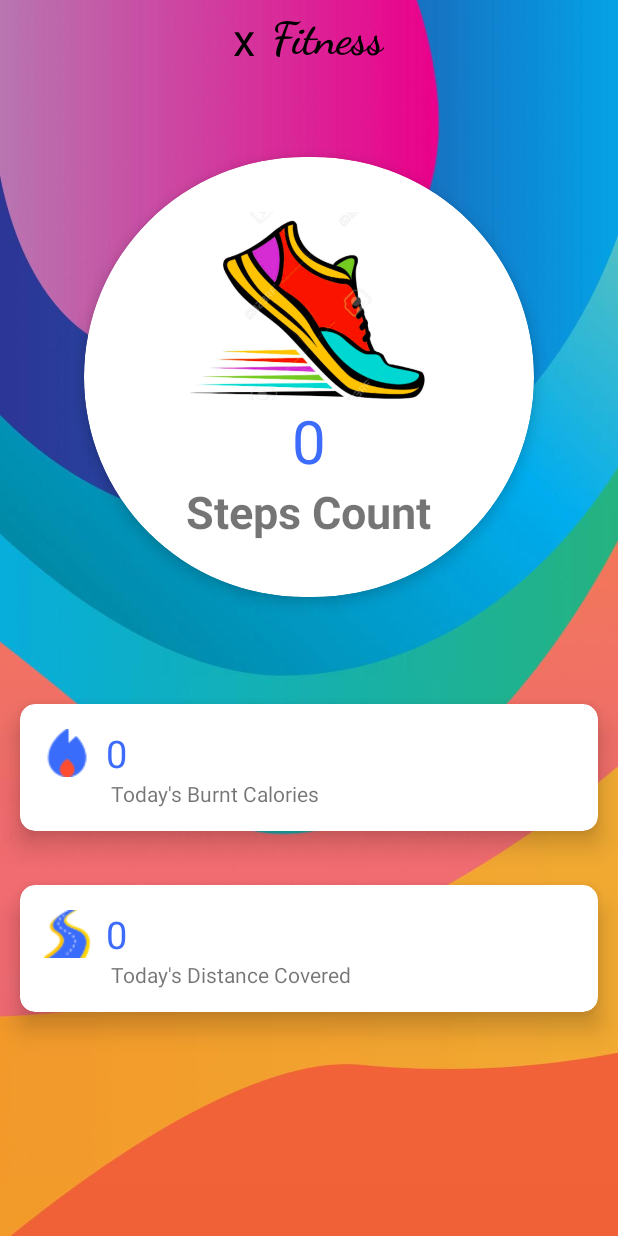
After one commit to Shridhar-Chouksey/Fitness-Tracker-App, an Android app: the layout activity_running_tracker.xml on its own in the app's theme, with its tools: preview values and no code run, on a phone screen of 412 x 824 dp. The commit adds this screen. Run offline under Robolectric (Android 15) with nearby library versions, the phone set to English and light mode, and no system bars.

Commit message:
Some changes done

```diff
--- a/app/build.gradle
+++ b/app/build.gradle
@@ -1,6 +1,9 @@
 plugins {
     id 'com.android.application'
+
 }
+apply plugin: 'kotlin-android'
+apply plugin: 'kotlin-android-extensions'
 
 android {
     compileSdkVersion 30
@@ -39,4 +42,9 @@ dependencies {
    //Adding Library
 
     implementation 'info.hoang8f:fbutton:1.0.5'
+    implementation "androidx.core:core-ktx:+"
+    implementation "org.jetbrains.kotlin:kotlin-stdlib-jdk7:$kotlin_version"
 }
+repositories {
+    mavenCentral()
+}
--- a/app/src/main/AndroidManifest.xml
+++ b/app/src/main/AndroidManifest.xml
@@ -2,15 +2,20 @@
 <manifest xmlns:android="http://schemas.android.com/apk/res/android"
     package="com.example.fitnesstrackerapp">
 
+    <uses-permission android:name="android.permission.FOREGROUND_SERVICE"/>
+
     <application
-        android:largeHeap="true"
         android:allowBackup="true"
         android:icon="@mipmap/ic_launcher"
         android:label="@string/app_name"
+        android:largeHeap="true"
         android:roundIcon="@mipmap/ic_launcher_round"
         android:supportsRtl="true"
+        android:name="com.example.fitnesstrackerapp.service.App"
+
         android:theme="@style/Theme.FitnessTrackerApp">
-        <activity android:name=".ViewExercise"></activity>
+        <activity android:name=".RunningTrackerActivity"></activity>
+        <activity android:name=".ViewExercise" />
         <activity android:name=".YogaActivity" />
         <activity android:name=".ExerciseActivity" />
         <activity android:name=".ChooseActivity" />
@@ -21,6 +26,11 @@
                 <category android:name="android.intent.category.LAUNCHER" />
             </intent-filter>
         </activity>
+
+   <service android:name="com.example.fitnesstrackerapp.service.StepDetectorService"
+                      android:label="@string/app_name"/>
+
+
     </application>
 
 </manifest>
--- a/app/src/main/java/com/example/fitnesstrackerapp/Adapter/RecyclerViewAdapter.java
+++ b/app/src/main/java/com/example/fitnesstrackerapp/Adapter/RecyclerViewAdapter.java
@@ -21,6 +21,7 @@ import java.util.List;
 
 class RecyclerViewHolder extends RecyclerView.ViewHolder implements View.OnClickListener
 {
+
 
     public ImageView image;
     public TextView text;
@@ -78,6 +79,7 @@ public class RecyclerViewAdapter extends RecyclerView.Adapter<RecyclerViewHolder
                  Intent intent=new Intent(context, ViewExercise.class);
                  intent.putExtra("image_id",exerciseList.get(position).getImage_id());
                  intent.putExtra("name",exerciseList.get(position).getName());
+                  intent.setFlags(Intent.FLAG_ACTIVITY_NEW_TASK);
                  context.startActivity(intent);
 
               }
--- a/app/src/main/java/com/example/fitnesstrackerapp/ChooseActivity.java
+++ b/app/src/main/java/com/example/fitnesstrackerapp/ChooseActivity.java
@@ -23,7 +23,7 @@ public class ChooseActivity extends AppCompatActivity {
         runningBT.setOnClickListener(new View.OnClickListener() {
             @Override
             public void onClick(View v) {
-
+                  startActivity(new Intent(ChooseActivity.this,RunningTrackerActivity.class));
 
             }
         });
--- a/app/src/main/java/com/example/fitnesstrackerapp/ExerciseActivity.java
+++ b/app/src/main/java/com/example/fitnesstrackerapp/ExerciseActivity.java
@@ -18,7 +18,7 @@ public class ExerciseActivity extends AppCompatActivity {
         setContentView(R.layout.activity_exercise);
 
         yogaPracticeBT=findViewById(R.id.yogaPracticeBT);
-        calenderBT=findViewById(R.id.calenderBT);
+//        calenderBT=findViewById(R.id.calenderBT);
 
 
         yogaPracticeBT.setOnClickListener(new View.OnClickListener() {
--- /dev/null
+++ b/app/src/main/java/com/example/fitnesstrackerapp/RunningTrackerActivity.kt
@@ -0,0 +1,30 @@
+package com.example.fitnesstrackerapp
+
+import android.content.Intent
+import android.os.Bundle
+import androidx.appcompat.app.AppCompatActivity
+import com.example.fitnesstrackerapp.helper.GeneralHelper
+import com.example.fitnesstrackerapp.service.StepDetectorService
+import kotlinx.android.synthetic.main.activity_running_tracker.*
+
+class RunningTrackerActivity : AppCompatActivity() ,stepsCallback {
+    override fun onCreate(savedInstanceState: Bundle?) {
+        super.onCreate(savedInstanceState)
+        setContentView(R.layout.activity_running_tracker)
+
+        val intent = Intent(this, StepDetectorService::class.java)
+        startService(intent)
+
+        StepDetectorService.subscribe.register(this)
+
+    }
+
+   override fun subscribeSteps(steps: Int) {
+        TV_STEPS.text = steps.toString()
+        TV_CALORIES.text = GeneralHelper.getCalories(steps)
+        TV_DISTANCE.text = GeneralHelper.getDistanceCovered(steps)
+    }
+
+
+
+}
--- a/app/src/main/res/layout/activity_exercise.xml
+++ b/app/src/main/res/layout/activity_exercise.xml
@@ -12,27 +12,16 @@
         android:id="@+id/yogaPracticeBT"
         android:layout_width="260dp"
         android:layout_height="93dp"
-        android:layout_marginTop="524dp"
         android:background="@color/purple_200"
         android:backgroundTint="#B8A2A2"
         android:text="Let's Practice Yoga"
         android:textColor="#F7F5F5"
         android:textSize="24sp"
+        app:layout_constraintBottom_toBottomOf="parent"
         app:layout_constraintEnd_toEndOf="parent"
+        app:layout_constraintHorizontal_bias="0.496"
         app:layout_constraintStart_toStartOf="parent"
-        app:layout_constraintTop_toTopOf="parent" />
+        app:layout_constraintTop_toTopOf="parent"
+        app:layout_constraintVertical_bias="0.854" />
 
-    <Button
-        android:id="@+id/calenderBT"
-        android:layout_width="260dp"
-        android:layout_height="93dp"
-        android:layout_marginTop="20dp"
-        android:text="Calender"
-        android:textSize="24sp"
-        app:layout_constraintBottom_toBottomOf="parent"
-        app:layout_constraintEnd_toEndOf="@+id/yogaPracticeBT"
-        app:layout_constraintHorizontal_bias="0.428"
-        app:layout_constraintStart_toStartOf="@+id/yogaPracticeBT"
-        app:layout_constraintTop_toBottomOf="@+id/yogaPracticeBT"
-        app:layout_constraintVertical_bias="0.0" />
 </androidx.constraintlayout.widget.ConstraintLayout>
--- /dev/null
+++ b/app/src/main/res/layout/activity_running_tracker.xml
@@ -0,0 +1,162 @@
+<?xml version="1.0" encoding="utf-8"?>
+<LinearLayout xmlns:android="http://schemas.android.com/apk/res/android"
+    xmlns:app="http://schemas.android.com/apk/res-auto"
+    xmlns:tools="http://schemas.android.com/tools"
+    android:layout_width="match_parent"
+    android:layout_height="match_parent"
+    android:orientation="vertical"
+    tools:context=".RunningTrackerActivity"
+    android:background="@drawable/app7">
+
+
+    <LinearLayout
+        android:layout_width="match_parent"
+        android:layout_height="wrap_content"
+        android:orientation="horizontal"
+        android:gravity="center">
+
+        <TextView
+            android:layout_width="wrap_content"
+            android:layout_height="wrap_content"
+            android:text="x"
+            android:textSize="30dp"
+            android:layout_gravity="center"
+            android:layout_margin="5dp"
+            android:textColor="#000"
+            android:textStyle="bold"
+            android:fontFamily="sans-serif-thin"/>
+
+        <TextView
+            android:layout_width="wrap_content"
+            android:layout_height="wrap_content"
+            android:text="Fitness"
+            android:textSize="30dp"
+            android:layout_gravity="center"
+            android:layout_margin="5dp"
+            android:textColor="#000"
+            android:textStyle="bold"
+            android:fontFamily="cursive"/>
+
+    </LinearLayout>
+
+
+    <androidx.cardview.widget.CardView
+        android:layout_width="400dp"
+        android:layout_height="400dp"
+        app:cardElevation="6dp"
+        app:cardUseCompatPadding="true"
+        android:innerRadius="0dp"
+        android:shape="ring"
+        app:cardCornerRadius="150dp"
+        app:cardBackgroundColor="#FFFFFF"
+        android:layout_gravity="center">
+
+        <LinearLayout
+            android:layout_width="match_parent"
+            android:layout_height="wrap_content"
+            android:layout_gravity="center"
+            android:orientation="vertical"
+            android:gravity="center">
+
+            <ImageView
+                android:layout_width="166dp"
+                android:layout_height="125dp"
+                android:src="@drawable/shoes" />
+
+            <TextView
+                android:layout_width="wrap_content"
+                android:layout_height="wrap_content"
+                android:text="0"
+                android:textSize="40dp"
+                android:textColor="#3D6CFC"
+                android:id="@+id/TV_STEPS"/>
+
+            <TextView
+                android:layout_width="wrap_content"
+                android:layout_height="wrap_content"
+                android:text="Steps Count"
+                android:textSize="30sp"
+                android:textStyle="bold"/>
+
+
+        </LinearLayout>
+
+
+    </androidx.cardview.widget.CardView>
+
+    <androidx.cardview.widget.CardView
+        android:layout_width="match_parent"
+        android:layout_height="wrap_content"
+        app:cardElevation="10dp"
+        app:cardUseCompatPadding="true"
+        app:cardCornerRadius="10dp">
+
+
+        <LinearLayout
+            android:layout_width="match_parent"
+            android:layout_height="wrap_content"
+            android:orientation="vertical"
+            android:padding="15dp"
+            android:layout_gravity="center">
+
+
+            <TextView
+                android:layout_width="wrap_content"
+                android:layout_height="wrap_content"
+                android:text="0"
+                android:textSize="25dp"
+                android:textColor="#3D6CFC"
+                android:drawableLeft="@drawable/calories"
+                android:drawablePadding="10dp"
+                android:id="@+id/TV_CALORIES"/>
+
+            <TextView
+                android:layout_width="wrap_content"
+                android:layout_height="wrap_content"
+                android:text="Today's Burnt Calories"
+                android:layout_marginLeft="45dp"/>
+
+        </LinearLayout>
+
+    </androidx.cardview.widget.CardView>
+
+
+
+    <androidx.cardview.widget.CardView
+        android:layout_width="match_parent"
+        android:layout_height="wrap_content"
+        app:cardElevation="10dp"
+        app:cardUseCompatPadding="true"
+        app:cardCornerRadius="10dp">
+
+        <LinearLayout
+            android:layout_width="match_parent"
+            android:layout_height="wrap_content"
+            android:orientation="vertical"
+            android:padding="15dp">
+
+
+            <TextView
+                android:layout_width="wrap_content"
+                android:layout_height="wrap_content"
+                android:text="0"
+                android:textSize="25dp"
+                android:textColor="#3D6CFC"
+                android:drawableLeft="@drawable/distance"
+                android:drawablePadding="10dp"
+                android:id="@+id/TV_DISTANCE"
+                />
+
+            <TextView
+                android:layout_width="wrap_content"
+                android:layout_height="wrap_content"
+                android:text="Today's Distance Covered"
+                android:layout_marginLeft="45dp"/>
+
+        </LinearLayout>
+
+
+    </androidx.cardview.widget.CardView>
+
+
+</LinearLayout>
--- a/app/src/main/res/layout/activity_view_exercise.xml
+++ b/app/src/main/res/layout/activity_view_exercise.xml
@@ -34,7 +34,7 @@
         android:id="@+id/btnStart"
         android:layout_width="match_parent"
         android:layout_height="wrap_content"
-        android:layout_marginTop="640dp"
+        android:layout_marginTop="590dp"
         android:padding="10dp"
         android:text="START"
         android:textSize="36sp" />
@@ -44,7 +44,7 @@
         android:layout_width="100dp"
         android:layout_height="wrap_content"
         android:layout_centerHorizontal="true"
-        android:layout_marginTop="550dp"
+        android:layout_marginTop="500dp"
 
         android:background="#96C56A"
         android:backgroundTint="#570778"
--- a/build.gradle
+++ b/build.gradle
@@ -1,11 +1,14 @@
 // Top-level build file where you can add configuration options common to all sub-projects/modules.
 buildscript {
+    ext.kotlin_version = '1.5.0'
     repositories {
         google()
         jcenter()
     }
     dependencies {
-        classpath "com.android.tools.build:gradle:4.1.2"
+        classpath 'com.android.tools.build:gradle:4.2.0'
+        classpath "org.jetbrains.kotlin:kotlin-gradle-plugin:$kotlin_version"
+        classpath "org.jetbrains.kotlin:kotlin-android-extensions:$kotlin_version"
 
         // NOTE: Do not place your application dependencies here; they belong
         // in the individual module build.gradle files
```
Also changed, not shown: app/src/main/res/drawable-v24/calories.png (added), app/src/main/res/drawable-v24/distance.png (added), app/src/main/res/drawable-v24/run.png (added), app/src/main/res/drawable-v24/shoes.png (added), gradle/wrapper/gradle-wrapper.properties.
